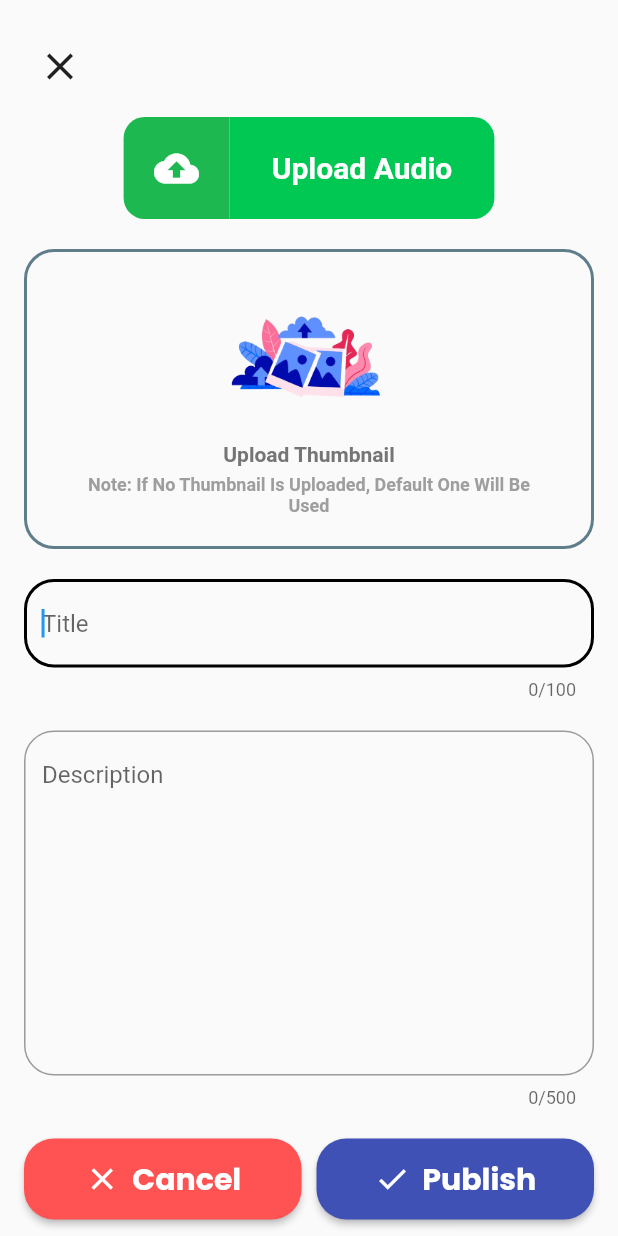
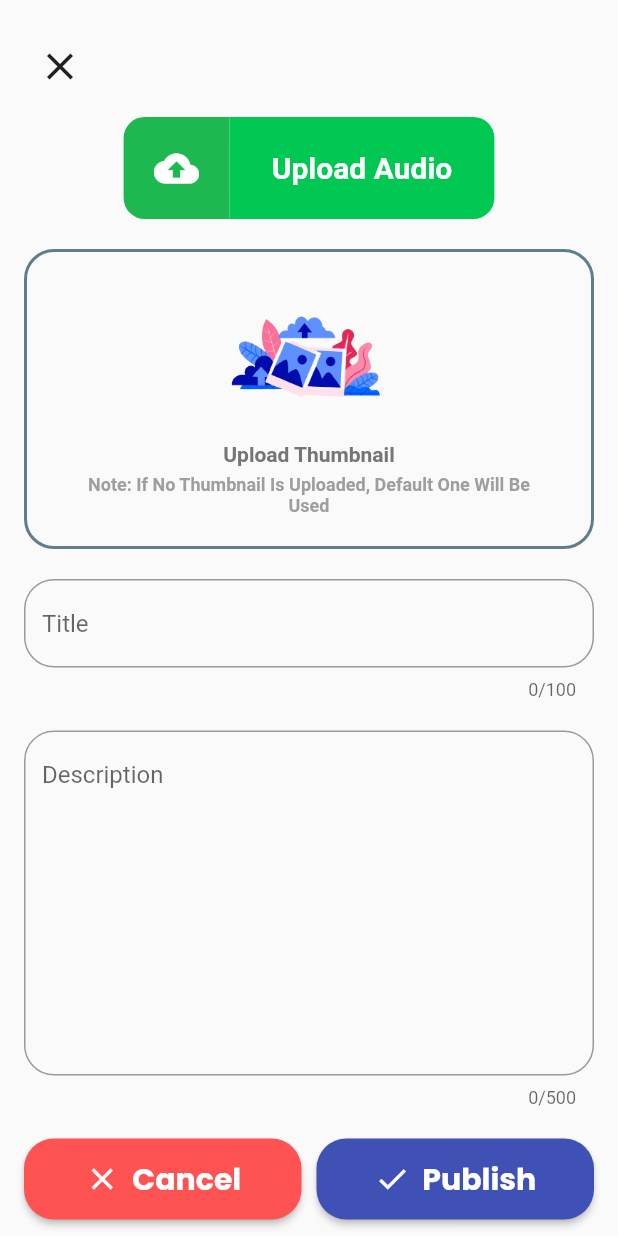
Before and after one commit to ManoVikram/MusikRadio, a Flutter app: the AudioUploadScreen screen opened by its route, on a phone screen of 412 x 824 dp. Run offline on Flutter 3.47's test engine with Material 2 defaults, Android fonts, the phone set to English and light mode, and no system bars; our stand-ins replace flutter_svg, google_fonts, percent_indicator, pin_code_fields; network calls fail.

```diff
--- a/lib/main.dart
+++ b/lib/main.dart
@@ -55,8 +55,8 @@ class AudioApp extends StatelessWidget {
 
   @override
   Widget build(BuildContext context) {
-    return Scaffold(
-      body: AudioUploadScreen(),
+    return const Scaffold(
+      body: HomeScreen(),
     );
   }
 }
--- a/lib/screens/audioUploadScreen/audio_upload_screen.dart
+++ b/lib/screens/audioUploadScreen/audio_upload_screen.dart
@@ -1,5 +1,6 @@
 import 'package:flutter/material.dart';
 import 'package:google_fonts/google_fonts.dart';
+import 'package:percent_indicator/percent_indicator.dart';
 
 class AudioUploadScreen extends StatelessWidget {
   AudioUploadScreen({Key? key}) : super(key: key);
@@ -27,13 +28,16 @@ class AudioUploadScreen extends StatelessWidget {
               crossAxisAlignment: CrossAxisAlignment.start,
               children: [
                 IconButton(
-                  onPressed: () {},
+                  onPressed: () {
+                    Navigator.of(context).pop();
+                  },
                   icon: const Icon(Icons.close),
                   iconSize: 30,
                 ),
                 const SizedBox(
                   height: 10,
                 ),
+                // Show this at first, prompting the user to upload audio
                 Center(
                   child: InkWell(
                     onTap: () {},
@@ -94,6 +98,27 @@ class AudioUploadScreen extends StatelessWidget {
                     ),
                   ),
                 ),
+                // Show this only when the audio is uploading
+                /* Center(
+                  child: CircularPercentIndicator(
+                    radius: 120,
+                    lineWidth: 12.0,
+                    animation: true,
+                    percent: 0.3,
+                    center: Text(
+                      // Change the percent based on the amount of audio size uploaded currently
+                      // Maybe display 'Done' when upload complete
+                      "30%",
+                      style: TextStyle(
+                        fontFamily: GoogleFonts.roboto().fontFamily,
+                        fontWeight: FontWeight.bold,
+                        fontSize: 20,
+                      ),
+                    ),
+                    circularStrokeCap: CircularStrokeCap.round,
+                    progressColor: Colors.greenAccent[700],
+                  ),
+                ), */
                 const SizedBox(
                   height: 20,
                 ),
@@ -159,7 +184,7 @@ class AudioUploadScreen extends StatelessWidget {
                   controller: _titleController,
                   maxLength: 100,
                   autocorrect: true,
-                  autofocus: true,
+                  // autofocus: true,
                   textInputAction: TextInputAction.next,
                   decoration: const InputDecoration(
                     hintText: "Title",
@@ -191,7 +216,7 @@ class AudioUploadScreen extends StatelessWidget {
                   maxLength: 500,
                   maxLines: 10,
                   autocorrect: true,
-                  autofocus: true,
+                  // autofocus: true,
                   decoration: const InputDecoration(
                     hintText: "Description",
                     border: OutlineInputBorder(
@@ -253,7 +278,7 @@ class AudioUploadScreen extends StatelessWidget {
                           shape: RoundedRectangleBorder(
                             borderRadius: BorderRadius.circular(20),
                           ),
-                        padding: const EdgeInsets.symmetric(vertical: 12),
+                          padding: const EdgeInsets.symmetric(vertical: 12),
                         ),
                         icon: const Icon(Icons.done),
                         label: Text(
--- a/lib/screens/homeScreen/home_screen.dart
+++ b/lib/screens/homeScreen/home_screen.dart
@@ -1,3 +1,4 @@
+import 'package:audio_entertainment_media/screens/audioUploadScreen/audio_upload_screen.dart';
 import 'package:flutter/material.dart';
 import 'package:flutter/widgets.dart';
 import 'package:google_fonts/google_fonts.dart';
@@ -82,7 +83,10 @@ class _HomeScreenState extends State<HomeScreen> {
                   Padding(
                     padding: const EdgeInsets.all(8.0),
                     child: IconButton(
-                      onPressed: () {},
+                      onPressed: () {
+                        Navigator.of(context)
+                            .pushNamed(AudioUploadScreen.routeName);
+                      },
                       icon: const Icon(
                         Icons.add,
                         size: 36,
```
